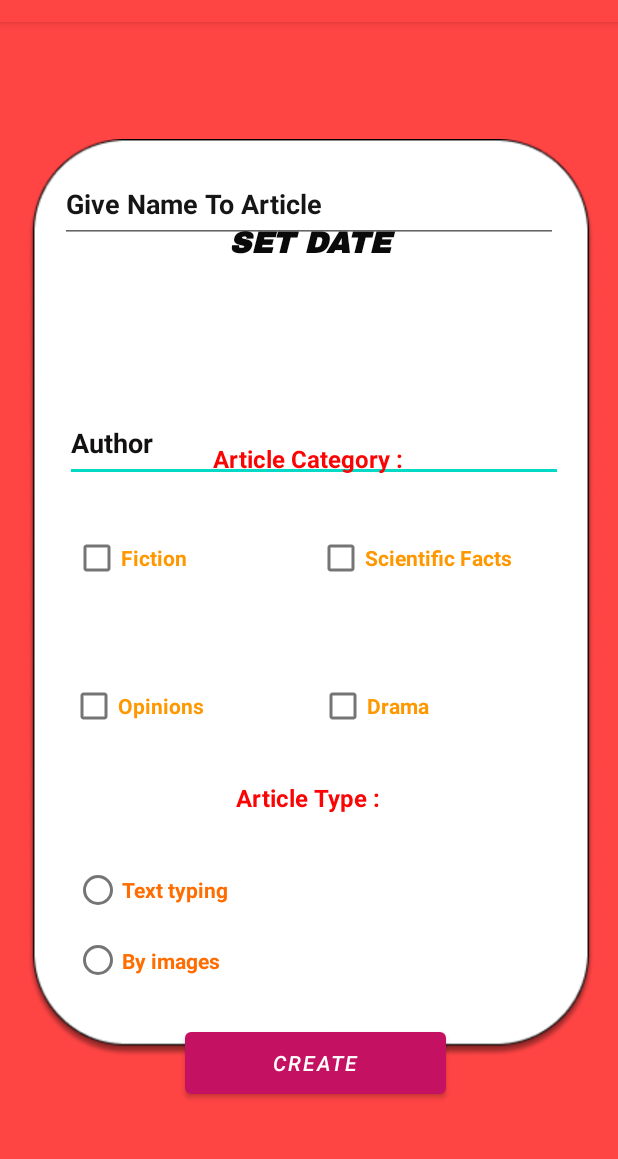
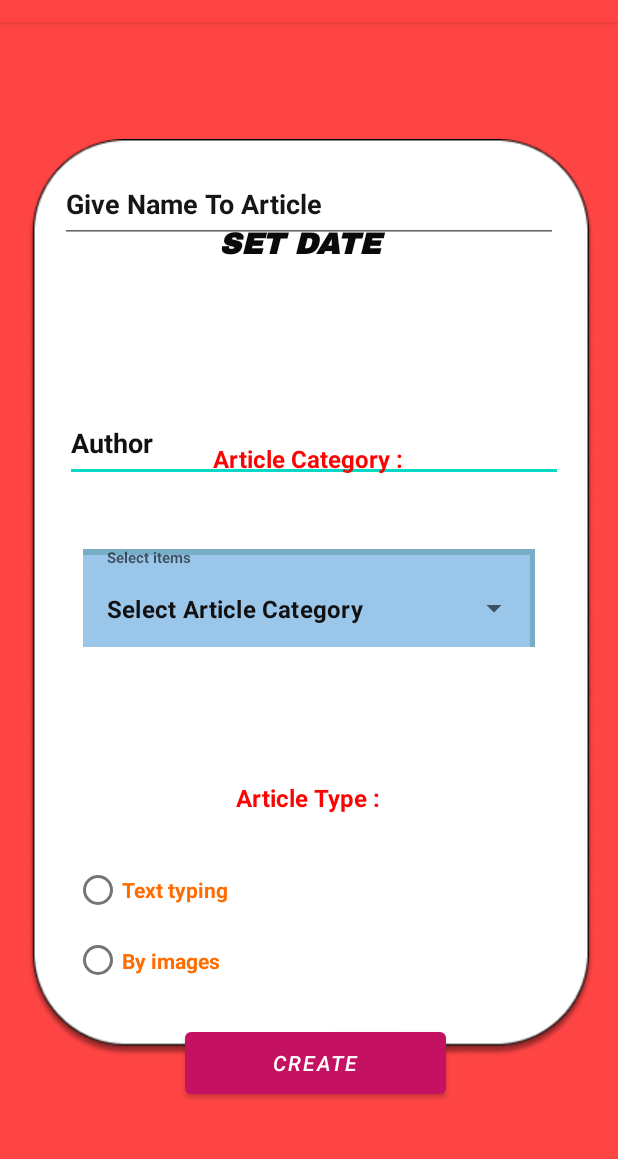
Before and after one commit to SatwikMohan/write-out, an Android app: the writebutton screen opened directly, with no data from a screen before it, after a tap on "CREATE", on a phone screen of 412 x 824 dp, the part 62-1221 px from its top. Run offline under Robolectric (Android 15) with nearby library versions, the phone set to English and light mode, and no system bars; Roboto replaces fonts that are not available here.

Commit message:
Updated with username,set date of publication,Article category drop down menu and tab layout and the project already exist with storing in firebase

```diff
--- a/app/src/main/java/com/gigawattstechnology/writeout/writebutton.java
+++ b/app/src/main/java/com/gigawattstechnology/writeout/writebutton.java
@@ -13,6 +13,9 @@ import android.media.MediaPlayer;
 import android.os.Build;
 import android.os.Bundle;
 import android.view.View;
+import android.widget.AdapterView;
+import android.widget.ArrayAdapter;
+import android.widget.AutoCompleteTextView;
 import android.widget.Button;
 import android.widget.CheckBox;
 import android.widget.DatePicker;
@@ -21,6 +24,7 @@ import android.widget.ProgressBar;
 import android.widget.RadioButton;
 import android.widget.RadioGroup;
 import android.widget.TextView;
+import android.widget.Toast;
 
 import java.util.Calendar;
 
@@ -35,7 +39,10 @@ RadioGroup radioGroup;
 RadioButton radioButton;
 MediaPlayer player;
 DatePickerDialog.OnDateSetListener setListener;
-String scategory="",sarticlename=" ",sdate=" ",sauthorname=" ",discission=" ";
+String item,scategory="",sarticlename=" ",sdate=" ",sauthorname=" ",discission=" ";
+    String[] items={"Fiction","Scientific facts","Opinions","Drama"};
+    AutoCompleteTextView autoCompleteTextView;
+    ArrayAdapter<String> adapterItems;
     @Override
     protected void onCreate(Bundle savedInstanceState) {
         super.onCreate(savedInstanceState);
@@ -43,10 +50,6 @@ String scategory="",sarticlename=" ",sdate=" ",sauthorname=" ",discission=" ";
         articlename=findViewById(R.id.articlename);
         date=findViewById(R.id.date);
         authorname=findViewById(R.id.authorname);
-        fiction=findViewById(R.id.fiction);
-        opinions=findViewById(R.id.opinions);
-        scientificfacts=findViewById(R.id.scientificfacts);
-        drama=findViewById(R.id.drama);
         create=findViewById(R.id.create);
         radioGroup=findViewById(R.id.radiogroup);
         Calendar calendar=Calendar.getInstance();
@@ -69,24 +72,24 @@ String scategory="",sarticlename=" ",sdate=" ",sauthorname=" ",discission=" ";
             }
         });
 
+        autoCompleteTextView=findViewById(R.id.dropmenu);
+        adapterItems=new ArrayAdapter<>(this,R.layout.list_item,items);
+        autoCompleteTextView.setAdapter(adapterItems);
+        autoCompleteTextView.setOnItemClickListener(new AdapterView.OnItemClickListener() {
+            @Override
+            public void onItemClick(AdapterView<?> adapterView, View view, int i, long l) {
+                item=adapterView.getItemAtPosition(i).toString();
+                Toast.makeText(getApplicationContext(),"Category: "+item,Toast.LENGTH_SHORT).show();
+            }
+        });
+
         create.setOnClickListener(new View.OnClickListener() {
             @Override
             public void onClick(View view) {
                 sarticlename=articlename.getText().toString();
                 sdate=date.getText().toString();
                 sauthorname=authorname.getText().toString();
-                if(fiction.isChecked()){
-                    scategory=scategory+"Fiction ";
-                }
-                if(opinions.isChecked()){
-                    scategory=scategory+"Opinions ";
-                }
-                if(scientificfacts.isChecked()){
-                    scategory=scategory+"Scientific Facts ";
-                }
-                if(drama.isChecked()){
-                    scategory=scategory+"Drama ";
-                }
+                scategory=item;
                 if(discission.equals("Text typing"))
                 {
                     Intent i=new Intent(writebutton.this,texttyping.class);
--- a/app/src/main/res/layout/activity_workspace.xml
+++ b/app/src/main/res/layout/activity_workspace.xml
@@ -11,7 +11,7 @@
         android:id="@+id/writebutton"
         android:layout_width="wrap_content"
         android:layout_height="wrap_content"
-        android:layout_marginEnd="176dp"
+        android:layout_marginEnd="156dp"
         android:clickable="true"
         android:onClick="writebutton"
         app:layout_constraintBottom_toBottomOf="parent"
--- a/app/src/main/res/layout/activity_writebutton.xml
+++ b/app/src/main/res/layout/activity_writebutton.xml
@@ -6,6 +6,8 @@
     android:layout_height="match_parent"
     android:background="@android:color/holo_red_light"
     tools:context=".writebutton">
+
+
 
     <ImageView
         android:id="@+id/imageView8"
@@ -17,48 +19,6 @@
         app:layout_constraintStart_toStartOf="parent"
         app:layout_constraintTop_toTopOf="parent"
         app:srcCompat="@drawable/art_details" />
-
-    <CheckBox
-        android:id="@+id/drama"
-        android:layout_width="wrap_content"
-        android:layout_height="wrap_content"
-        android:text="Drama"
-        android:textColor="#FF9800"
-        android:textStyle="bold"
-        app:layout_constraintBottom_toBottomOf="parent"
-        app:layout_constraintEnd_toEndOf="parent"
-        app:layout_constraintHorizontal_bias="0.627"
-        app:layout_constraintStart_toStartOf="parent"
-        app:layout_constraintTop_toTopOf="parent"
-        app:layout_constraintVertical_bias="0.6" />
-
-    <CheckBox
-        android:id="@+id/scientificfacts"
-        android:layout_width="wrap_content"
-        android:layout_height="wrap_content"
-        android:text="Scientific Facts"
-        android:textColor="#FF9800"
-        android:textStyle="bold"
-        app:layout_constraintBottom_toBottomOf="parent"
-        app:layout_constraintEnd_toEndOf="parent"
-        app:layout_constraintHorizontal_bias="0.75"
-        app:layout_constraintStart_toStartOf="parent"
-        app:layout_constraintTop_toTopOf="parent"
-        app:layout_constraintVertical_bias="0.463" />
-
-    <CheckBox
-        android:id="@+id/opinions"
-        android:layout_width="wrap_content"
-        android:layout_height="wrap_content"
-        android:text="Opinions"
-        android:textColor="#FF9800"
-        android:textStyle="bold"
-        app:layout_constraintBottom_toBottomOf="parent"
-        app:layout_constraintEnd_toEndOf="parent"
-        app:layout_constraintHorizontal_bias="0.145"
-        app:layout_constraintStart_toStartOf="parent"
-        app:layout_constraintTop_toTopOf="parent"
-        app:layout_constraintVertical_bias="0.6" />
 
     <TextView
         android:id="@+id/textView4"
@@ -182,24 +142,10 @@
             app:layout_constraintVertical_bias="0.769" />
     </RadioGroup>
 
-    <CheckBox
-        android:id="@+id/fiction"
-        android:layout_width="wrap_content"
-        android:layout_height="wrap_content"
-        android:text="Fiction"
-        android:textColor="#FF9800"
-        android:textStyle="bold"
-        app:layout_constraintBottom_toBottomOf="parent"
-        app:layout_constraintEnd_toEndOf="parent"
-        app:layout_constraintHorizontal_bias="0.145"
-        app:layout_constraintStart_toStartOf="parent"
-        app:layout_constraintTop_toTopOf="parent"
-        app:layout_constraintVertical_bias="0.463" />
-
     <TextView
         android:id="@+id/date"
-        android:layout_width="116dp"
-        android:layout_height="35dp"
+        android:layout_width="128dp"
+        android:layout_height="34dp"
         android:fontFamily="@font/archivo_black"
         android:text="SET DATE "
         android:textColor="#0B0A0A"
@@ -211,5 +157,30 @@
         app:layout_constraintStart_toStartOf="parent"
         app:layout_constraintTop_toTopOf="parent"
         app:layout_constraintVertical_bias="0.184" />
+    <com.google.android.material.textfield.TextInputLayout
+        android:id="@+id/textInputLayout"
+        style="@style/Widget.MaterialComponents.TextInputLayout.OutlinedBox.Dense.ExposedDropdownMenu"
+        android:layout_width="301dp"
+        android:layout_height="65dp"
+        android:layout_margin="16dp"
+        android:background="#77ADC5"
+        android:hint="@string/select"
+        app:hintTextAppearance="@color/black"
+        app:layout_constraintBottom_toBottomOf="parent"
+        app:layout_constraintEnd_toEndOf="parent"
+        app:layout_constraintHorizontal_bias="0.5"
+        app:layout_constraintStart_toStartOf="parent"
+        app:layout_constraintTop_toTopOf="parent">
+
+        <AutoCompleteTextView
+            android:id="@+id/dropmenu"
+            android:layout_width="298dp"
+            android:layout_height="71dp"
+            android:background="#9AC6EA"
+            android:inputType="none"
+            android:text="Select Article Category"
+            android:textColor="#121111"
+            android:textStyle="bold" />
+    </com.google.android.material.textfield.TextInputLayout>
 
 </androidx.constraintlayout.widget.ConstraintLayout>
--- /dev/null
+++ b/app/src/main/res/layout/list_item.xml
@@ -0,0 +1,11 @@
+<?xml version="1.0" encoding="utf-8"?>
+<TextView
+    xmlns:android="http://schemas.android.com/apk/res/android"
+    android:layout_width="match_parent"
+    android:layout_height="wrap_content"
+    android:ellipsize="end"
+    android:maxLines="4"
+    android:padding="16dp"
+    android:textAppearance="?attr/textAppearanceSubtitle2">
+
+</TextView>
--- a/app/src/main/res/values/strings.xml
+++ b/app/src/main/res/values/strings.xml
@@ -2,4 +2,5 @@
     <string name="app_name">Write OUT</string>
     <!-- TODO: Remove or change this placeholder text -->
     <string name="hello_blank_fragment">Hello blank fragment</string>
+    <string name="select">Select items</string>
 </resources>
```
